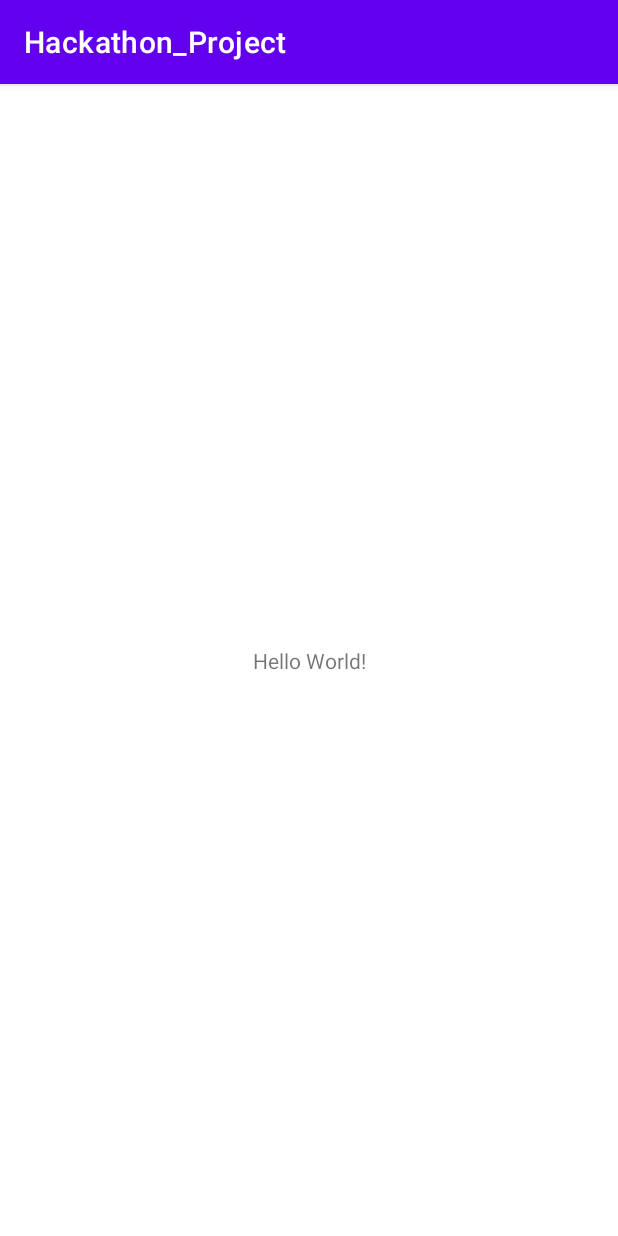
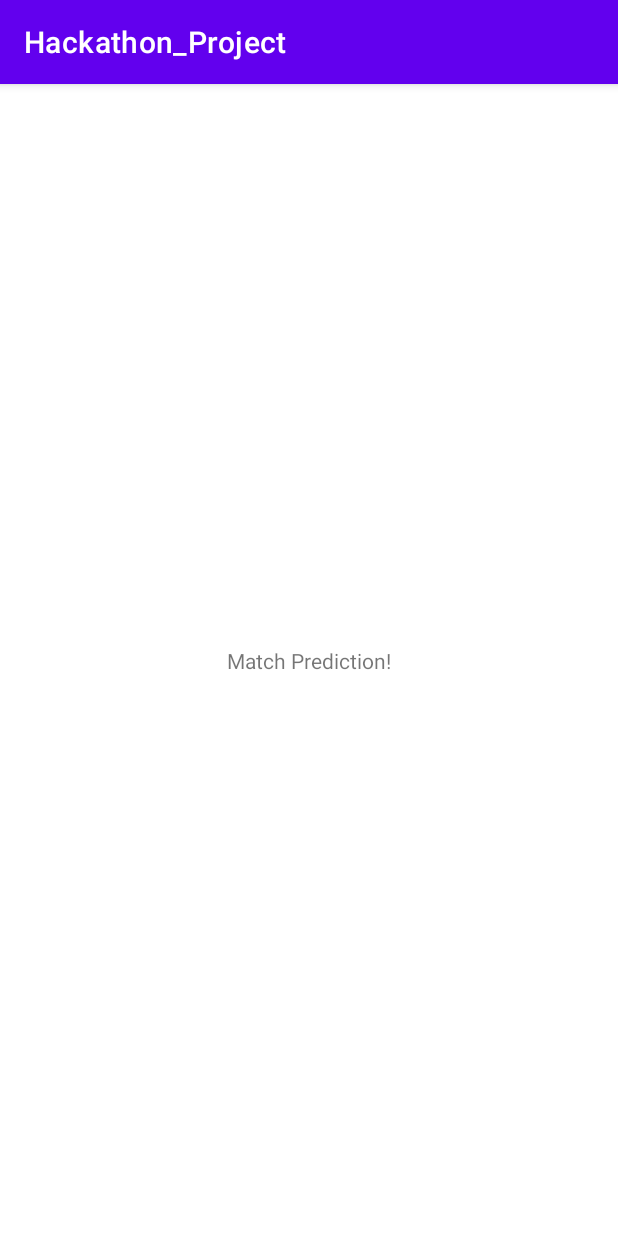
Before and after one commit to iou-bohun/Hackathon_project, an Android app: the screen it shows after launch (MainActivity), on a phone screen of 412 x 824 dp. Run offline under Robolectric (Android 15) with nearby library versions, the phone set to English and light mode, and no system bars.

Commit message:
replace text

```diff
--- a/app/src/main/res/layout/activity_main.xml
+++ b/app/src/main/res/layout/activity_main.xml
@@ -9,7 +9,7 @@
     <TextView
         android:layout_width="wrap_content"
         android:layout_height="wrap_content"
-        android:text="Hello World!"
+        android:text="Match Prediction!"
         app:layout_constraintBottom_toBottomOf="parent"
         app:layout_constraintLeft_toLeftOf="parent"
         app:layout_constraintRight_toRightOf="parent"
```
Also changed, not shown: app/src/main/java/kr/ac/jbnu/se/hackathon_project/MainActivity.java (line endings or trailing spaces).
